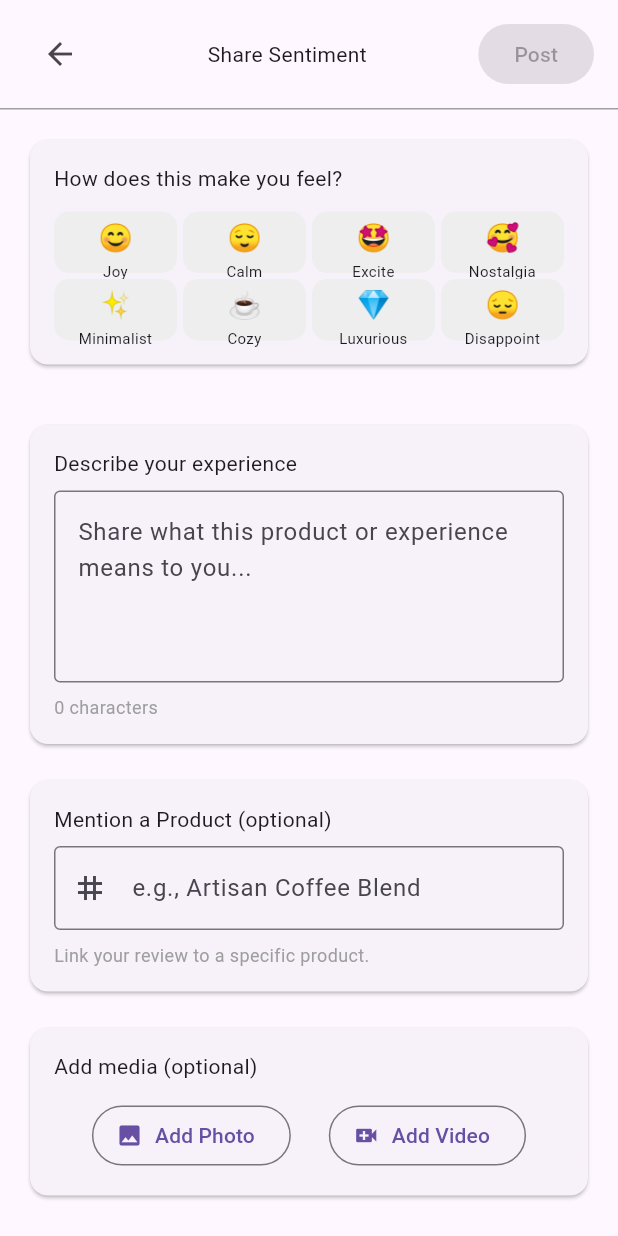
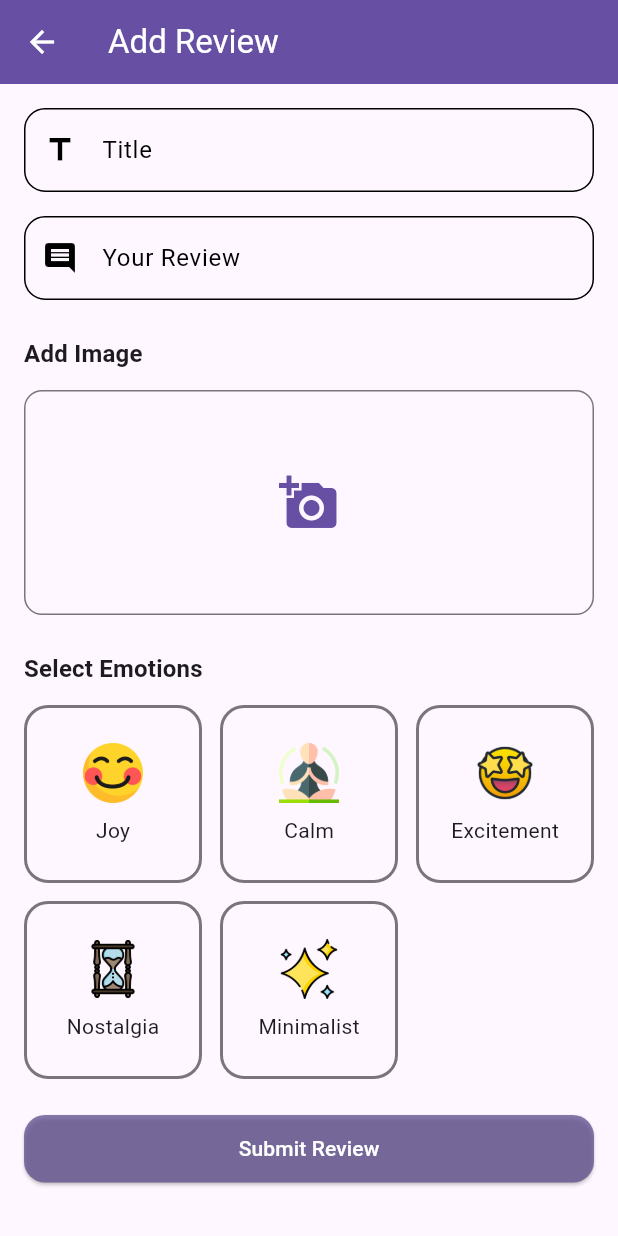
Before and after one commit to SarjakBhandari/yayvo, a Flutter app: the AddReviewScreen screen opened directly, on a phone screen of 412 x 824 dp. Run offline on Flutter 3.47's test engine with Material 3 defaults, Android fonts, the phone set to English and light mode, and no system bars; statements that could not run were skipped.

Commit message:
made add review with theme changes

```diff
--- a/lib/screens/dashboard_screens/consumer/add_review_screen.dart
+++ b/lib/screens/dashboard_screens/consumer/add_review_screen.dart
@@ -1,126 +1,181 @@
+import 'dart:io';
+
 import 'package:flutter/material.dart';
+import 'package:yayvo/widgets/my_button.dart';
+import 'package:yayvo/widgets/my_text_form_field.dart';
+import 'package:yayvo/common/show_my_snack_bar.dart';
 
 class AddReviewScreen extends StatefulWidget {
   const AddReviewScreen({super.key});
 
   @override
-  State<AddReviewScreen> createState() => _AddReviewScreen();
+  State<AddReviewScreen> createState() => _AddReviewScreenState();
 }
 
-class _AddReviewScreen extends State<AddReviewScreen> {
+class _AddReviewScreenState extends State<AddReviewScreen> {
+  final _formKey = GlobalKey<FormState>();
+  final TextEditingController _titleController = TextEditingController();
+  final TextEditingController _reviewController = TextEditingController();
+
+
+  final List<String> selectedEmotions = [];
+
+
   final List<Map<String, String>> emotions = [
-    {"emoji": "😊", "label": "Joy"},
-    {"emoji": "😌", "label": "Calm"},
-    {"emoji": "🤩", "label": "Excite"},
-    {"emoji": "🥰", "label": "Nostalgia"},
-    {"emoji": "✨", "label": "Minimalist"},
-    {"emoji": "☕", "label": "Cozy"},
-    {"emoji": "💎", "label": "Luxurious"},
-    {"emoji": "😔", "label": "Disappoint"},
+    {"name": "Joy", "icon": "assets/icons/joy.png"},
+    {"name": "Calm", "icon": "assets/icons/calm.png"},
+    {"name": "Excitement", "icon": "assets/icons/excited.png"},
+    {"name": "Nostalgia", "icon": "assets/icons/nostalgic.png"},
+    {"name": "Minimalist", "icon": "assets/icons/minimalistic.png"},
   ];
 
-  List<String> selectedEmotions = [];
-  int intensity = 50;
-  String sentimentText = "";
-  String mentionedProduct = "";
+  double rating = 3;
 
-  void toggleEmotion(String label) {
+  void toggleEmotion(String emotion) {
     setState(() {
-      if (selectedEmotions.contains(label)) {
-        selectedEmotions.remove(label);
+      if (selectedEmotions.contains(emotion)) {
+        selectedEmotions.remove(emotion);
       } else {
-        selectedEmotions.add(label);
+        selectedEmotions.add(emotion);
       }
     });
   }
 
+
+
+  void _submitReview() {
+    if (_formKey.currentState!.validate()) {
+      showMySnackBar(
+        context: context,
+        message: "Review submitted successfully!",
+        status: SnackBarStatus.success,
+      );
+
+      _titleController.clear();
+      _reviewController.clear();
+      selectedEmotions.clear();
+      rating = 3;
+      setState(() {});
+    }
+  }
+
   @override
   Widget build(BuildContext context) {
-    final canPost = selectedEmotions.isNotEmpty && sentimentText.trim().isNotEmpty;
+    final theme = Theme.of(context);
 
-    return SizedBox.expand(
-      child: SafeArea(
+    return Scaffold(
+      backgroundColor: theme.scaffoldBackgroundColor,
+      appBar: AppBar(
+        title: const Text("Add Review"),
+        backgroundColor: theme.colorScheme.primary,
+        foregroundColor: theme.colorScheme.onPrimary,
+      ),
+      body: SafeArea(
         child: SingleChildScrollView(
-          child: Column(
-            children: [
-              // Header
-              Container(
-                padding: const EdgeInsets.symmetric(horizontal: 16, vertical: 12),
-                decoration: BoxDecoration(
-                  color: Theme.of(context).cardColor,
-                  border: const Border(bottom: BorderSide(color: Colors.grey)),
-                ),
-                child: Row(
-                  mainAxisAlignment: MainAxisAlignment.spaceBetween,
-                  children: [
-                    IconButton(
-                      icon: const Icon(Icons.arrow_back),
-                      onPressed: () => Navigator.pop(context),
-                    ),
-                    const Text("Share Sentiment"),
-                    ElevatedButton(
-                      onPressed: canPost ? () {
-                        ScaffoldMessenger.of(context).showSnackBar(
-                          const SnackBar(content: Text("Your emotional insight has been shared!")),
-                        );
-                        Navigator.pop(context);
-                      } : null,
-                      child: const Text("Post"),
-                    ),
-                  ],
-                ),
-              ),
-
-              Padding(
           padding: const EdgeInsets.all(16),
-                child: Column(
-                  children: [
-                    // Emotion Picker
-                    Card(
-                      child: Padding(
-                        padding: const EdgeInsets.all(16),
+          child: Form(
+            key: _formKey,
             child: Column(
               crossAxisAlignment: CrossAxisAlignment.start,
               children: [
-                            const Text("How does this make you feel?"),
+                MyTextFormField(
+                  controller: _titleController,
+                  label: "Title",
+                  prefixIcon: Icons.title,
+                  onChanged: (_) {},
+                ),
+                const SizedBox(height: 16),
+
+                MyTextFormField(
+                  controller: _reviewController,
+                  label: "Your Review",
+                  prefixIcon: Icons.comment,
+                  onChanged: (_) {},
+                ),
+                const SizedBox(height: 24),
+
+                Text(
+                  "Add Image",
+                  style: theme.textTheme.titleMedium?.copyWith(
+                    fontWeight: FontWeight.bold,
+                    color: theme.colorScheme.onBackground,
+                  ),
+                ),
                 const SizedBox(height: 12),
+                GestureDetector(
+                  child: Container(
+                    height: 150,
+                    width: double.infinity,
+                    decoration: BoxDecoration(
+                      border: Border.all(color: theme.dividerColor),
+                      borderRadius: BorderRadius.circular(12),
+                      color: theme.cardColor,
+                    ),
+                    child: Center(
+                      child: Icon(Icons.add_a_photo,
+                          size: 40, color: theme.colorScheme.primary),
+                    )
+                  ),
+                ),
+                const SizedBox(height: 24),
+
+                Text(
+                  "Select Emotions",
+                  style: theme.textTheme.titleMedium?.copyWith(
+                    fontWeight: FontWeight.bold,
+                    color: theme.colorScheme.onBackground,
+                  ),
+                ),
+                const SizedBox(height: 12),
+
                 GridView.builder(
                   shrinkWrap: true,
                   physics: const NeverScrollableScrollPhysics(),
+                  itemCount: emotions.length,
                   gridDelegate: const SliverGridDelegateWithFixedCrossAxisCount(
-                                crossAxisCount: 4,
-                                crossAxisSpacing: 4,
-                                mainAxisSpacing: 4,
-                                childAspectRatio: 2, // keep square buttons
+                    crossAxisCount: 3,
+                    crossAxisSpacing: 12,
+                    mainAxisSpacing: 12,
+                    childAspectRatio: 1,
                   ),
-                              itemCount: emotions.length,
                   itemBuilder: (context, index) {
                     final emotion = emotions[index];
-                                final isSelected = selectedEmotions.contains(emotion["label"]);
+                    final isSelected =
+                    selectedEmotions.contains(emotion["name"]);
                     return GestureDetector(
-                                  onTap: () => toggleEmotion(emotion["label"]!),
-                                  child: Container(
-                                    padding: const EdgeInsets.all(3), // smaller padding
+                      onTap: () => toggleEmotion(emotion["name"]!),
+                      child: AnimatedContainer(
+                        duration: const Duration(milliseconds: 200),
+                        padding: const EdgeInsets.all(12),
                         decoration: BoxDecoration(
-                                      color: isSelected ? Colors.blue.shade100 : Colors.grey.shade200,
-                                      borderRadius: BorderRadius.circular(10),
+                          borderRadius: BorderRadius.circular(16),
                           border: Border.all(
-                                        color: isSelected ? Colors.blue : Colors.transparent,
-                                        width: 1.5,
+                            color: isSelected
+                                ? theme.colorScheme.primary
+                                : theme.dividerColor,
+                            width: 2,
                           ),
+                          color: isSelected
+                              ? theme.colorScheme.primary.withOpacity(0.1)
+                              : theme.cardColor,
                         ),
                         child: Column(
                           mainAxisAlignment: MainAxisAlignment.center,
                           children: [
+                            Image.asset(
+                              emotion["icon"]!,
+                              height: 40,
+                              width: 40,
+                              fit: BoxFit.contain,
+                            ),
+                            const SizedBox(height: 8),
                             Text(
-                                          emotion["emoji"]!,
-                                          style: const TextStyle(fontSize: 18), // smaller emoji
+                              emotion["name"]!,
+                              style: theme.textTheme.bodyMedium?.copyWith(
+                                color: isSelected
+                                    ? theme.colorScheme.primary
+                                    : theme.colorScheme.onSurface,
                               ),
-                                        const SizedBox(height: 2),
-                                        Text(
-                                          emotion["label"]!,
-                                          style: const TextStyle(fontSize: 10), // smaller label
-                                          textAlign: TextAlign.center,
                             ),
                           ],
                         ),
@@ -128,135 +183,21 @@ class _AddReviewScreen extends State<AddReviewScreen> {
                     );
                   },
                 ),
-                          ],
-                        ),
-                      ),
-                    ),
+                const SizedBox(height: 24),
 
-                    const SizedBox(height: 16),
-
-                    // Mood Intensity
-                    if (selectedEmotions.isNotEmpty)
-                      Card(
-                        child: Padding(
-                          padding: const EdgeInsets.all(16),
-                          child: Column(
-                            children: [
-                              Text("Intensity 🎚️"),
-                              Slider(
-                                value: intensity.toDouble(),
-                                min: 0,
-                                max: 100,
-                                divisions: 100,
-                                label: "$intensity",
-                                onChanged: (val) {
-                                  setState(() => intensity = val.toInt());
-                                },
-                              ),
-                              Text(
-                                intensity < 30
-                                    ? "Subtle feeling"
-                                    : intensity < 70
-                                    ? "Moderate feeling"
-                                    : "Intense feeling",
-                                style: const TextStyle(fontSize: 12, color: Colors.grey),
-                              ),
-                            ],
-                          ),
-                        ),
-                      ),
-
-                    const SizedBox(height: 16),
-
-                    // Text Input
-                    Card(
-                      child: Padding(
-                        padding: const EdgeInsets.all(16),
-                        child: Column(
-                          crossAxisAlignment: CrossAxisAlignment.start,
-                          children: [
-                            const Text("Describe your experience"),
-                            const SizedBox(height: 8),
-                            TextField(
-                              maxLines: 4,
-                              decoration: const InputDecoration(
-                                hintText: "Share what this product or experience means to you...",
-                                border: OutlineInputBorder(),
-                              ),
-                              onChanged: (val) => setState(() => sentimentText = val),
-                            ),
-                            const SizedBox(height: 8),
-                            Text("${sentimentText.length} characters",
-                                style: const TextStyle(fontSize: 12, color: Colors.grey)),
-                          ],
-                        ),
-                      ),
-                    ),
-
-                    const SizedBox(height: 16),
-
-                    // Mention Product
-                    Card(
-                      child: Padding(
-                        padding: const EdgeInsets.all(16),
-                        child: Column(
-                          crossAxisAlignment: CrossAxisAlignment.start,
-                          children: [
-                            const Text("Mention a Product (optional)"),
-                            const SizedBox(height: 8),
-                            TextField(
-                              decoration: const InputDecoration(
-                                prefixIcon: Icon(Icons.tag),
-                                hintText: "e.g., Artisan Coffee Blend",
-                                border: OutlineInputBorder(),
-                              ),
-                              onChanged: (val) => setState(() => mentionedProduct = val),
-                            ),
-                            const SizedBox(height: 8),
-                            const Text("Link your review to a specific product.",
-                                style: TextStyle(fontSize: 12, color: Colors.grey)),
-                          ],
-                        ),
-                      ),
-                    ),
-
-                    const SizedBox(height: 16),
-
-                    // Media Upload
-                    Card(
-                      child: Padding(
-                        padding: const EdgeInsets.all(16),
-                        child: Column(
-                          crossAxisAlignment: CrossAxisAlignment.start,
-                          children: [
-                            const Text("Add media (optional)"),
-                            const SizedBox(height: 12),
-                            Row(
-                              mainAxisAlignment: MainAxisAlignment.spaceEvenly,
-                              children: [
-                                OutlinedButton.icon(
-                                  onPressed: () {},
-                                  icon: const Icon(Icons.image),
-                                  label: const Text("Add Photo"),
-                                ),
-                                OutlinedButton.icon(
-                                  onPressed: () {},
-                                  icon: const Icon(Icons.video_call),
-                                  label: const Text("Add Video"),
-                                ),
-                              ],
-                            ),
-                          ],
-                        ),
-                      ),
-                    ),
-                  ],
+                SizedBox(
+                  width: double.infinity,
+                  height: 45,
+                  child: MyButton(
+                    onPressed: _submitReview,
+                    text: "Submit Review",
                   ),
                 ),
               ],
             ),
           ),
         ),
+      ),
     );
   }
 }
```
Lines whose indentation alone changed are shown as unchanged.
